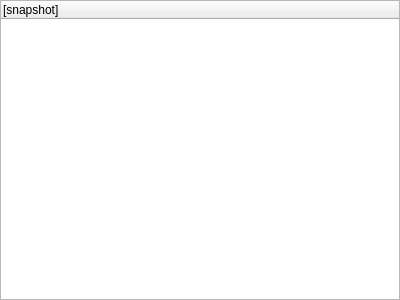
Before: the Qt Designer form vbox/src/VBox/Frontends/VirtualBox/ui/VBoxSnapshotsWgt.ui in jljuxgm/vboxgit, drawn with Qt 5.
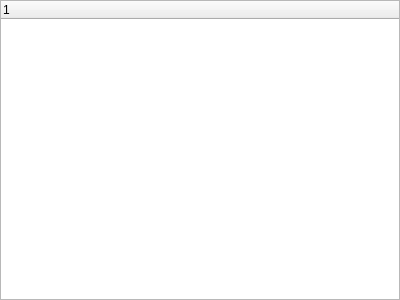
After: the same form once the commit is applied.

Commit message:
commit_24412 ------------------------------------------------------------------------ r24412 | vboxsync | 2009-11-06 03:34:55 +0800 (Fri, 06 Nov 2009) | 1 line
FE/Qt4: Snapshots Widget: Using common (qt 'windows') style to draw nodes & branches for snapshots tree-widget.
------------------------------------------------------------------------

Diff of the .ui file:
```diff
--- a/vbox/src/VBox/Frontends/VirtualBox/ui/VBoxSnapshotsWgt.ui
+++ b/vbox/src/VBox/Frontends/VirtualBox/ui/VBoxSnapshotsWgt.ui
@@ -50,11 +50,6 @@
      <property name="allColumnsShowFocus" >
       <bool>true</bool>
      </property>
-     <column>
-      <property name="text" >
-       <string>[snapshot]</string>
-      </property>
-     </column>
     </widget>
    </item>
   </layout>
```
The commit also changes 1 other file.
